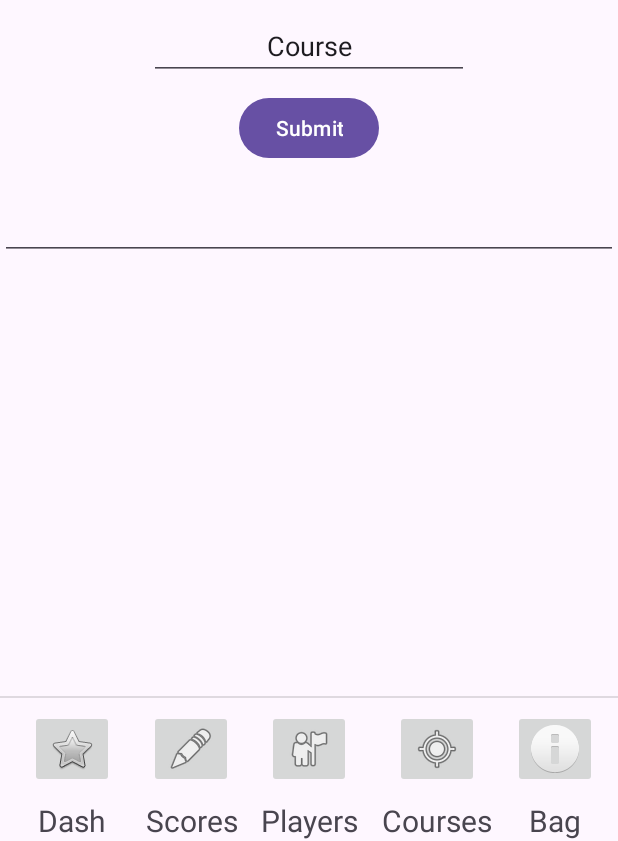
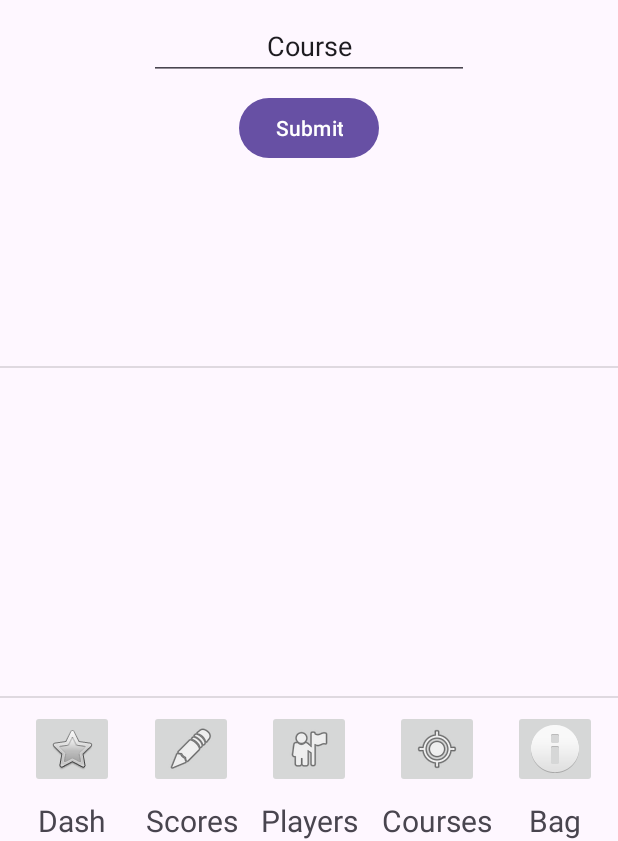
Before and after one commit to wegnermichae/Golf_Handicap_App, an Android app: the PlayGolfActivity screen opened directly, with no data from a screen before it, on a phone screen of 412 x 824 dp, the part 395-1236 px from its top. Run offline under Robolectric (Android 15) with nearby library versions, the phone set to English and light mode, and no system bars.

```diff
--- a/app/src/main/res/layout/activity_play_golf.xml
+++ b/app/src/main/res/layout/activity_play_golf.xml
@@ -6,6 +6,15 @@
     android:layout_width="match_parent"
     android:layout_height="match_parent"
     tools:context=".PlayGolfActivity">
+
+    <View
+        android:id="@+id/divider17"
+        android:layout_width="0dp"
+        android:layout_height="1dp"
+        android:background="?android:attr/listDivider"
+        app:layout_constraintBottom_toTopOf="@+id/holeView"
+        app:layout_constraintEnd_toEndOf="parent"
+        app:layout_constraintStart_toStartOf="parent" />
 
     <ImageButton
         android:id="@+id/dashButton5"
@@ -255,7 +264,7 @@
         android:id="@+id/holeView"
         android:layout_width="0dp"
         android:layout_height="0dp"
-        android:layout_marginTop="64dp"
+        android:layout_marginTop="136dp"
         app:layout_constraintBottom_toTopOf="@+id/divider16"
         app:layout_constraintEnd_toEndOf="parent"
         app:layout_constraintStart_toStartOf="parent"
@@ -328,18 +337,18 @@
         app:layout_constraintStart_toStartOf="@+id/extraStrokes3"
         app:layout_constraintTop_toBottomOf="@+id/extraStrokes3" />
 
-    <EditText
-        android:id="@+id/output"
+    <ListView
+        android:id="@+id/outputListView"
         android:layout_width="0dp"
         android:layout_height="0dp"
-        android:ems="10"
-        android:inputType="text"
-        android:singleLine="false"
-        android:textAlignment="viewStart"
-        android:textSize="12sp"
-        app:layout_constraintBottom_toTopOf="@+id/holeView"
+        app:layout_constraintBottom_toTopOf="@+id/divider17"
         app:layout_constraintEnd_toEndOf="parent"
         app:layout_constraintStart_toStartOf="parent"
         app:layout_constraintTop_toBottomOf="@+id/submitButton" />
 
+    <androidx.constraintlayout.widget.Barrier
+        android:layout_width="wrap_content"
+        android:layout_height="wrap_content"
+        app:barrierDirection="top" />
+
 </androidx.constraintlayout.widget.ConstraintLayout>
```
Also changed, not shown: app/src/main/java/com/example/golfhandicapapp/DataBaseHelperGolfers.java (deleted, +0 -83 lines), app/src/main/java/com/example/golfhandicapapp/PlayGolfActivity.java (+68 -39 lines).
